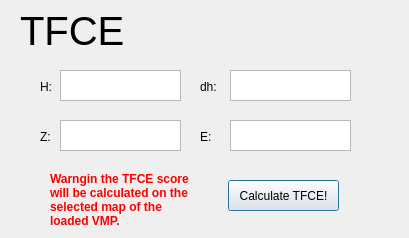
This is TfceTest/TfceScore/TfceScore.ui in amon80/tfce_brainvoyager as Qt 5 draws it before an edit. The edited form follows.
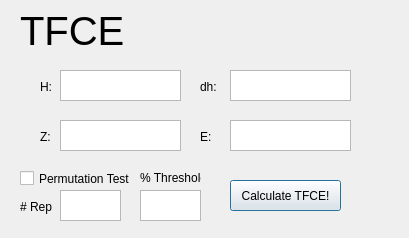
This is the edited form.

Commit message: Added permutation checkbox in UI

The edit to the form file:
```diff
--- a/TfceTest/TfceScore/TfceScore.ui
+++ b/TfceTest/TfceScore/TfceScore.ui
@@ -68,7 +68,7 @@
   <widget class="QPushButton" name="tfce_calculate_button">
    <property name="geometry">
     <rect>
-     <x>228</x>
+     <x>230</x>
      <y>180</y>
      <width>111</width>
      <height>31</height>
@@ -136,20 +136,63 @@
     <string>TFCE</string>
    </property>
   </widget>
-  <widget class="QLabel" name="label_2">
+  <widget class="QCheckBox" name="RepCheckBox">
    <property name="geometry">
     <rect>
-     <x>50</x>
+     <x>20</x>
      <y>170</y>
-     <width>141</width>
-     <height>61</height>
+     <width>111</width>
+     <height>17</height>
     </rect>
    </property>
    <property name="text">
-    <string>&lt;html&gt;&lt;head/&gt;&lt;body&gt;&lt;p&gt;&lt;span style=&quot; font-weight:600; color:#ff0000;&quot;&gt;Warngin the TFCE score will be calculated on the selected map of the loaded VMP.&lt;/span&gt;&lt;/p&gt;&lt;/body&gt;&lt;/html&gt;</string>
+    <string>Permutation Test</string>
    </property>
-   <property name="wordWrap">
-    <bool>true</bool>
+  </widget>
+  <widget class="QLabel" name="h_label_2">
+   <property name="geometry">
+    <rect>
+     <x>20</x>
+     <y>200</y>
+     <width>59</width>
+     <height>14</height>
+    </rect>
+   </property>
+   <property name="text">
+    <string># Rep</string>
+   </property>
+  </widget>
+  <widget class="QPlainTextEdit" name="rep_textbox">
+   <property name="geometry">
+    <rect>
+     <x>60</x>
+     <y>190</y>
+     <width>61</width>
+     <height>31</height>
+    </rect>
+   </property>
+  </widget>
+  <widget class="QPlainTextEdit" name="thres_textbox">
+   <property name="geometry">
+    <rect>
+     <x>140</x>
+     <y>190</y>
+     <width>61</width>
+     <height>31</height>
+    </rect>
+   </property>
+  </widget>
+  <widget class="QLabel" name="h_label_3">
+   <property name="geometry">
+    <rect>
+     <x>140</x>
+     <y>170</y>
+     <width>61</width>
+     <height>16</height>
+    </rect>
+   </property>
+   <property name="text">
+    <string>% Threshold</string>
    </property>
   </widget>
  </widget>
```
The commit also changes 1 other file.
